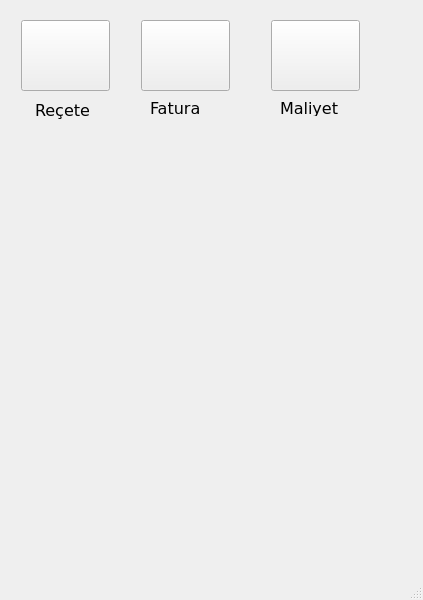
This is mainwindow.ui in nerdogan/nenra as Qt 5 draws it before an edit. The edited form follows.
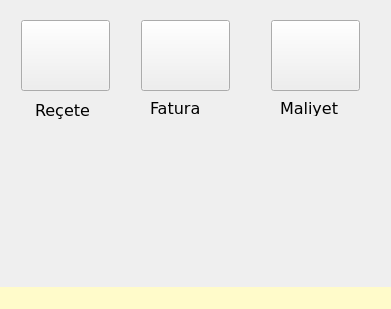
This is the edited form. Icons and pictures are not drawn.

Patch:
```diff
--- a/mainwindow.ui
+++ b/mainwindow.ui
@@ -6,10 +6,16 @@
    <rect>
     <x>0</x>
     <y>0</y>
-    <width>423</width>
-    <height>600</height>
+    <width>391</width>
+    <height>309</height>
    </rect>
   </property>
+  <property name="minimumSize">
+   <size>
+    <width>390</width>
+    <height>309</height>
+   </size>
+  </property>
   <property name="windowTitle">
    <string>Nen Restaurant Automotion</string>
   </property>
@@ -238,7 +244,14 @@
     </rect>
    </property>
   </widget>
-  <widget class="QStatusBar" name="statusbar"/>
+  <widget class="QStatusBar" name="statusbar">
+   <property name="autoFillBackground">
+    <bool>false</bool>
+   </property>
+   <property name="styleSheet">
+    <string notr="true">background-color: rgb(255, 251, 202);</string>
+   </property>
+  </widget>
  </widget>
  <resources/>
  <connections/>
```
Left out of the diff: 7 changed lines with no effect on the pictures.
